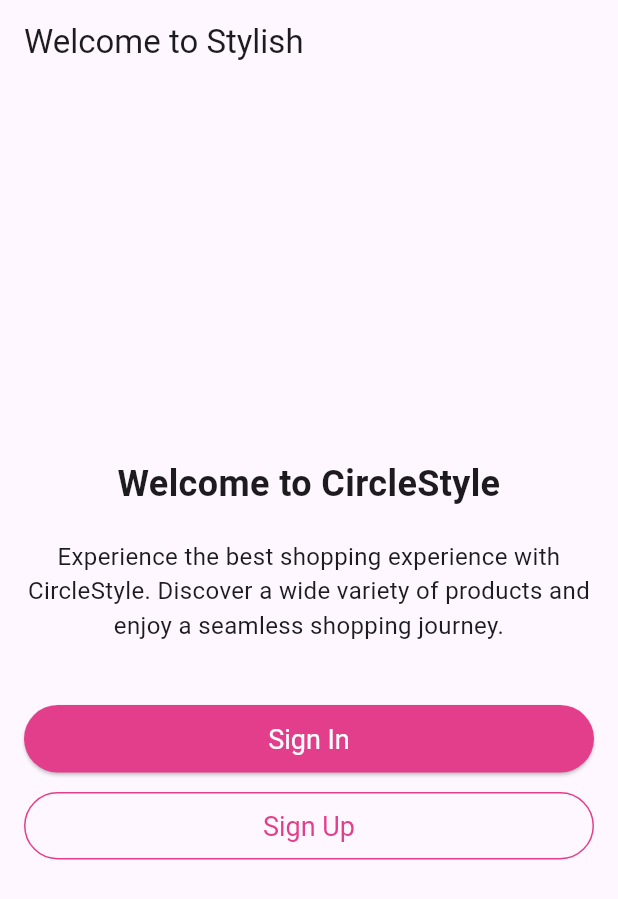
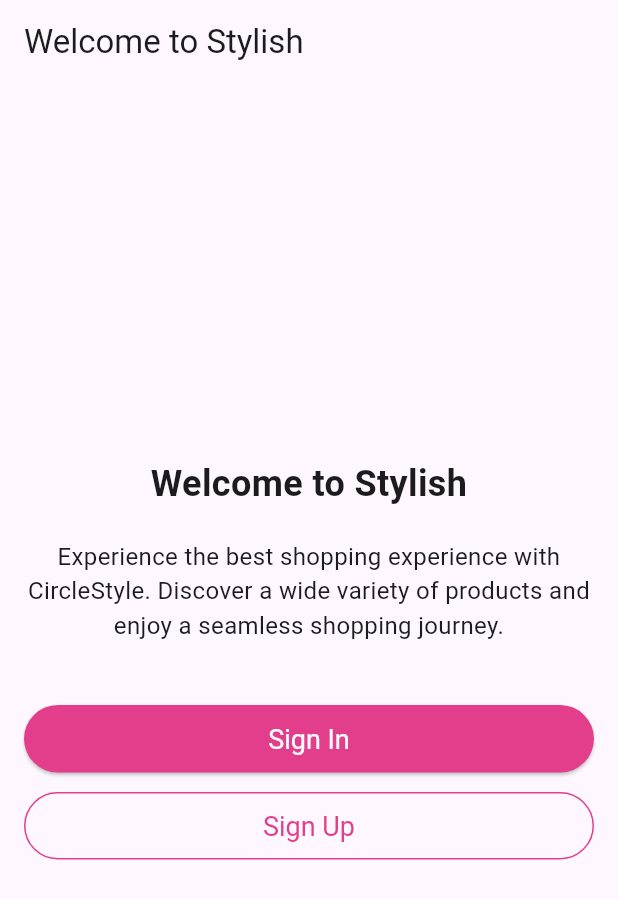
Before and after one commit to kelas-mobile-medan/aplikasi_ratu, a Flutter app: the screen it shows after launch, on a phone screen of 412 x 824 dp. Shown: the top 899 px of the screen. Run offline on Flutter 3.47's test engine with Material 3 defaults, Android fonts, the phone set to English and light mode, and no system bars.

Commit message:
Update start_screen.dart

```diff
--- a/lib/screens/start_screen.dart
+++ b/lib/screens/start_screen.dart
@@ -19,7 +19,7 @@ class StartScreen extends StatelessWidget {
           crossAxisAlignment: CrossAxisAlignment.stretch,
           children: [
             Text(
-              'Welcome to CircleStyle',
+              'Welcome to Stylish',
               style: TextStyle(
                 fontSize: 24,
                 fontWeight: FontWeight.bold,
```
